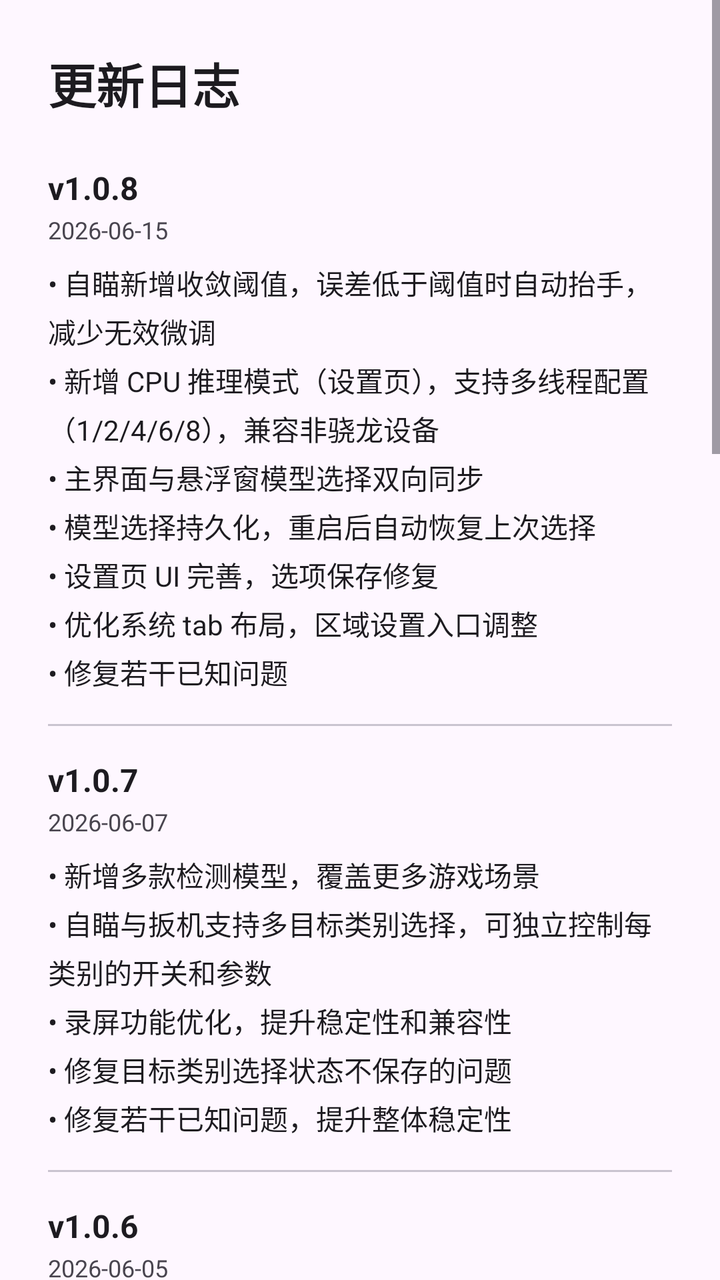
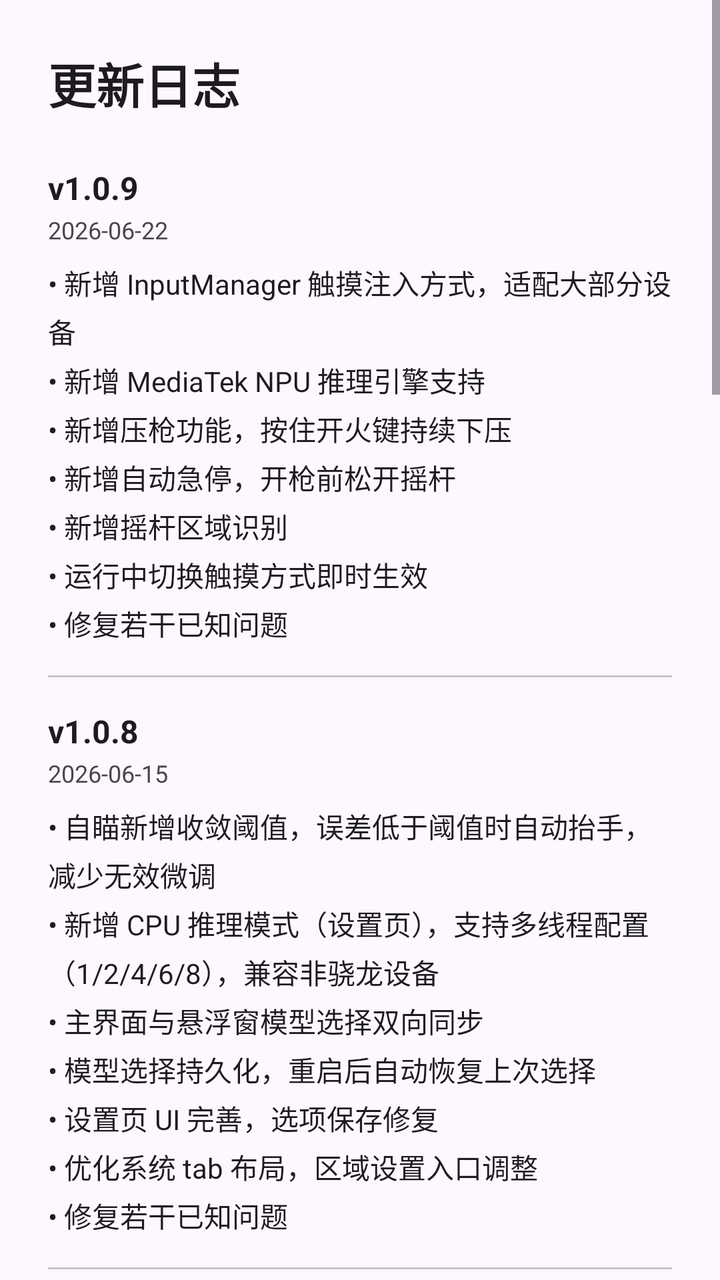

Compare the two renders of this Android layout. The source of the first and the diff that turns it into the second are given below.
<!-- AndroidManifest.xml: application theme Theme.Aimbot -->
<!-- res/layout/dialog_changelog.xml -->
<?xml version="1.0" encoding="utf-8"?>
<ScrollView xmlns:android="http://schemas.android.com/apk/res/android"
    android:layout_width="match_parent"
    android:layout_height="wrap_content">

<LinearLayout
    android:layout_width="match_parent"
    android:layout_height="wrap_content"
    android:orientation="vertical"
    android:paddingTop="24dp"
    android:paddingBottom="16dp"
    android:paddingStart="24dp"
    android:paddingEnd="24dp">

    <TextView
        android:layout_width="wrap_content"
        android:layout_height="wrap_content"
        android:text="更新日志"
        android:textSize="24sp"
        android:textColor="?attr/colorOnSurface"
        android:textStyle="bold" />

    <LinearLayout
        android:layout_width="match_parent"
        android:layout_height="wrap_content"
        android:orientation="vertical"
        android:layout_marginTop="24dp">

        
        <LinearLayout
            android:layout_width="match_parent"
            android:layout_height="wrap_content"
            android:orientation="vertical">

            <TextView
                android:layout_width="wrap_content"
                android:layout_height="wrap_content"
                android:text="v1.0.8"
                android:textSize="16sp"
                android:textColor="?attr/colorOnSurface"
                android:textStyle="bold" />

            <TextView
                android:layout_width="wrap_content"
                android:layout_height="wrap_content"
                android:text="2026-06-15"
                android:textSize="12sp"
                android:textColor="?attr/colorOnSurfaceVariant"
                android:layout_marginTop="2dp" />

            <TextView
                android:layout_width="wrap_content"
                android:layout_height="wrap_content"
                android:text="• 自瞄新增收敛阈值，误差低于阈值时自动抬手，减少无效微调\n• 新增 CPU 推理模式（设置页），支持多线程配置（1/2/4/6/8），兼容非骁龙设备\n• 主界面与悬浮窗模型选择双向同步\n• 模型选择持久化，重启后自动恢复上次选择\n• 设置页 UI 完善，选项保存修复\n• 优化系统 tab 布局，区域设置入口调整\n• 修复若干已知问题"
                android:textSize="14sp"
                android:textColor="?attr/colorOnSurface"
                android:layout_marginTop="8dp"
                android:lineSpacingExtra="4dp" />
        </LinearLayout>

        <View
            android:layout_width="match_parent"
            android:layout_height="1dp"
            android:background="?attr/colorOutlineVariant"
            android:layout_marginTop="16dp"
            android:layout_marginBottom="16dp" />

        
        <LinearLayout
            android:layout_width="match_parent"
            android:layout_height="wrap_content"
            android:orientation="vertical">

            <TextView
                android:layout_width="wrap_content"
                android:layout_height="wrap_content"
                android:text="v1.0.7"
                android:textSize="16sp"
                android:textColor="?attr/colorOnSurface"
                android:textStyle="bold" />

            <TextView
                android:layout_width="wrap_content"
                android:layout_height="wrap_content"
                android:text="2026-06-07"
                android:textSize="12sp"
                android:textColor="?attr/colorOnSurfaceVariant"
                android:layout_marginTop="2dp" />

            <TextView
                android:layout_width="wrap_content"
                android:layout_height="wrap_content"
                android:text="• 新增多款检测模型，覆盖更多游戏场景\n• 自瞄与扳机支持多目标类别选择，可独立控制每类别的开关和参数\n• 录屏功能优化，提升稳定性和兼容性\n• 修复目标类别选择状态不保存的问题\n• 修复若干已知问题，提升整体稳定性"
                android:textSize="14sp"
                android:textColor="?attr/colorOnSurface"
                android:layout_marginTop="8dp"
                android:lineSpacingExtra="4dp" />
        </LinearLayout>

        <View
            android:layout_width="match_parent"
            android:layout_height="1dp"
            android:background="?attr/colorOutlineVariant"
            android:layout_marginTop="16dp"
            android:layout_marginBottom="16dp" />

        
        <LinearLayout
            android:layout_width="match_parent"
            android:layout_height="wrap_content"
            android:orientation="vertical">

            <TextView
                android:layout_width="wrap_content"
                android:layout_height="wrap_content"
                android:text="v1.0.6"
                android:textSize="16sp"
                android:textColor="?attr/colorOnSurface"
                android:textStyle="bold" />

            <TextView
                android:layout_width="wrap_content"
                android:layout_height="wrap_content"
                android:text="2026-06-05"
                android:textSize="12sp"
                android:textColor="?attr/colorOnSurfaceVariant"
                android:layout_marginTop="2dp" />

            <TextView
                android:layout_width="wrap_content"
                android:layout_height="wrap_content"
                android:text="• 新增 Root 模式支持，有 su 授权时无需 Shizuku\n• 自动检测 Root 权限，优先使用 Root，无 Root 时回退 Shizuku\n• 主界面状态栏显示当前权限模式（Root模式/Shizuku）"
                android:textSize="14sp"
                android:textColor="?attr/colorOnSurface"
                android:layout_marginTop="8dp"
                android:lineSpacingExtra="4dp" />
        </LinearLayout>

        <View
            android:layout_width="match_parent"
            android:layout_height="1dp"
            android:background="?attr/colorOutlineVariant"
            android:layout_marginTop="16dp"
            android:layout_marginBottom="16dp" />

        
        <LinearLayout
            android:layout_width="match_parent"
            android:layout_height="wrap_content"
            android:orientation="vertical">

            <TextView
                android:layout_width="wrap_content"
                android:layout_height="wrap_content"
                android:text="v1.0.5"
                android:textSize="16sp"
                android:textColor="?attr/colorOnSurface"
                android:textStyle="bold" />

            <TextView
                android:layout_width="wrap_content"
                android:layout_height="wrap_content"
                android:text="2026-06-02"
                android:textSize="12sp"
                android:textColor="?attr/colorOnSurfaceVariant"
                android:layout_marginTop="2dp" />

            <TextView
                android:layout_width="wrap_content"
                android:layout_height="wrap_content"
                android:text="• 新增贝塞尔曲线自瞄模式，慢-快-慢平滑移动，模拟人手拖拽\n• 支持调节持续时间、曲线弯曲、随机幅度参数\n• 贝塞尔模式下实时预览移动路径曲线图\n• 修复贝塞尔自瞄方向错误和过冲问题\n• 删除重定阈值参数"
                android:textSize="14sp"
                android:textColor="?attr/colorOnSurface"
                android:layout_marginTop="8dp"
                android:lineSpacingExtra="4dp" />
        </LinearLayout>

        <View
            android:layout_width="match_parent"
            android:layout_height="1dp"
            android:background="?attr/colorOutlineVariant"
            android:layout_marginTop="16dp"
            android:layout_marginBottom="16dp" />

        
        <LinearLayout
            android:layout_width="match_parent"
            android:layout_height="wrap_content"
            android:orientation="vertical">

            <TextView
                android:layout_width="wrap_content"
                android:layout_height="wrap_content"
                android:text="v1.0.4"
                android:textSize="16sp"
                android:textColor="?attr/colorOnSurface"
                android:textStyle="bold" />

            <TextView
                android:layout_width="wrap_content"
                android:layout_height="wrap_content"
                android:text="2026-06-02"
                android:textSize="12sp"
                android:textColor="?attr/colorOnSurfaceVariant"
                android:layout_marginTop="2dp" />

            <TextView
                android:layout_width="wrap_content"
                android:layout_height="wrap_content"
                android:text="• 修复切换模型时推理未停止导致崩溃的问题\n• 修复若干已知问题，提升稳定性"
                android:textSize="14sp"
                android:textColor="?attr/colorOnSurface"
                android:layout_marginTop="8dp"
                android:lineSpacingExtra="4dp" />
        </LinearLayout>

        <View
            android:layout_width="match_parent"
            android:layout_height="1dp"
            android:background="?attr/colorOutlineVariant"
            android:layout_marginTop="16dp"
            android:layout_marginBottom="16dp" />

        
        <LinearLayout
            android:layout_width="match_parent"
            android:layout_height="wrap_content"
            android:orientation="vertical">

            <TextView
                android:layout_width="wrap_content"
                android:layout_height="wrap_content"
                android:text="v1.0.3"
                android:textSize="16sp"
                android:textColor="?attr/colorOnSurface"
                android:textStyle="bold" />

            <TextView
                android:layout_width="wrap_content"
                android:layout_height="wrap_content"
                android:text="2026-05-23"
                android:textSize="12sp"
                android:textColor="?attr/colorOnSurfaceVariant"
                android:layout_marginTop="2dp" />

            <TextView
                android:layout_width="wrap_content"
                android:layout_height="wrap_content"
                android:text="• 自瞄 Y 偏移改为比例偏移（按目标高度），支持打身体\n• 自瞄新增随机摆动，模拟人手微调\n• 自瞄新增预测强度，提前追踪移动目标\n• 扳机新增 Y 范围扩大参数，向下扩展触发区域\n• 修复模型选择关闭面板后不保持的 bug\n• 删除 X 偏移参数"
                android:textSize="14sp"
                android:textColor="?attr/colorOnSurface"
                android:layout_marginTop="8dp"
                android:lineSpacingExtra="4dp" />
        </LinearLayout>

        <View
            android:layout_width="match_parent"
            android:layout_height="1dp"
            android:background="?attr/colorOutlineVariant"
            android:layout_marginTop="16dp"
            android:layout_marginBottom="16dp" />

        
        <LinearLayout
            android:layout_width="match_parent"
            android:layout_height="wrap_content"
            android:orientation="vertical">

            <TextView
                android:layout_width="wrap_content"
                android:layout_height="wrap_content"
                android:text="v1.0.2"
                android:textSize="16sp"
                android:textColor="?attr/colorOnSurface"
                android:textStyle="bold" />

            <TextView
                android:layout_width="wrap_content"
                android:layout_height="wrap_content"
                android:text="2026-05-21"
                android:textSize="12sp"
                android:textColor="?attr/colorOnSurfaceVariant"
                android:layout_marginTop="2dp" />

            <TextView
                android:layout_width="wrap_content"
                android:layout_height="wrap_content"
                android:text="• 修复配置参数不生效的 bug\n• 区域设置改为按钮点击操作"
                android:textSize="14sp"
                android:textColor="?attr/colorOnSurface"
                android:layout_marginTop="8dp"
                android:lineSpacingExtra="4dp" />
        </LinearLayout>

        <View
            android:layout_width="match_parent"
            android:layout_height="1dp"
            android:background="?attr/colorOutlineVariant"
            android:layout_marginTop="16dp"
            android:layout_marginBottom="16dp" />

        
        <LinearLayout
            android:layout_width="match_parent"
            android:layout_height="wrap_content"
            android:orientation="vertical">

            <TextView
                android:layout_width="wrap_content"
                android:layout_height="wrap_content"
                android:text="v1.0.1"
                android:textSize="16sp"
                android:textColor="?attr/colorOnSurface"
                android:textStyle="bold" />

            <TextView
                android:layout_width="wrap_content"
                android:layout_height="wrap_content"
                android:text="2026-05-20"
                android:textSize="12sp"
                android:textColor="?attr/colorOnSurfaceVariant"
                android:layout_marginTop="2dp" />

            <TextView
                android:layout_width="wrap_content"
                android:layout_height="wrap_content"
                android:text="• UI 细节优化，体验更流畅\n• 修复若干已知问题"
                android:textSize="14sp"
                android:textColor="?attr/colorOnSurface"
                android:layout_marginTop="8dp"
                android:lineSpacingExtra="4dp" />
        </LinearLayout>

        <View
            android:layout_width="match_parent"
            android:layout_height="1dp"
            android:background="?attr/colorOutlineVariant"
            android:layout_marginTop="16dp"
            android:layout_marginBottom="16dp" />

        
        <LinearLayout
            android:layout_width="match_parent"
            android:layout_height="wrap_content"
            android:orientation="vertical">

            <TextView
                android:layout_width="wrap_content"
                android:layout_height="wrap_content"
                android:text="v1.0.0"
                android:textSize="16sp"
                android:textColor="?attr/colorOnSurface"
                android:textStyle="bold" />

            <TextView
                android:layout_width="wrap_content"
                android:layout_height="wrap_content"
                android:text="2026-05-18"
                android:textSize="12sp"
                android:textColor="?attr/colorOnSurfaceVariant"
                android:layout_marginTop="2dp" />

            <TextView
                android:layout_width="wrap_content"
                android:layout_height="wrap_content"
                android:text="• AI 目标检测，支持骁龙 QNN 硬件加速\n• 自瞄模式，智能追踪目标\n• 扳机模式，精准触发射击\n• 多精度模型可选"
                android:textSize="14sp"
                android:textColor="?attr/colorOnSurface"
                android:layout_marginTop="8dp"
                android:lineSpacingExtra="4dp" />
        </LinearLayout>

    </LinearLayout>

</LinearLayout>

</ScrollView>
<!-- resources referenced by this layout -->
<resources>
  <style name="Theme.Aimbot" parent="Base.Theme.Aimbot" />
  <style name="Base.Theme.Aimbot" parent="Theme.Material3.DayNight.NoActionBar">
          
          
      </style>
</resources>

<!-- the commit's change to res/layout/dialog_changelog.xml (unified diff, before → after) -->
@@ -35,6 +35,45 @@
             <TextView
                 android:layout_width="wrap_content"
                 android:layout_height="wrap_content"
+                android:text="v1.0.9"
+                android:textSize="16sp"
+                android:textColor="?attr/colorOnSurface"
+                android:textStyle="bold" />
+
+            <TextView
+                android:layout_width="wrap_content"
+                android:layout_height="wrap_content"
+                android:text="2026-06-22"
+                android:textSize="12sp"
+                android:textColor="?attr/colorOnSurfaceVariant"
+                android:layout_marginTop="2dp" />
+
+            <TextView
+                android:layout_width="wrap_content"
+                android:layout_height="wrap_content"
+                android:text="• 新增 InputManager 触摸注入方式，适配大部分设备\n• 新增 MediaTek NPU 推理引擎支持\n• 新增压枪功能，按住开火键持续下压\n• 新增自动急停，开枪前松开摇杆\n• 新增摇杆区域识别\n• 运行中切换触摸方式即时生效\n• 修复若干已知问题"
+                android:textSize="14sp"
+                android:textColor="?attr/colorOnSurface"
+                android:layout_marginTop="8dp"
+                android:lineSpacingExtra="4dp" />
+        </LinearLayout>
+
+        <View
+            android:layout_width="match_parent"
+            android:layout_height="1dp"
+            android:background="?attr/colorOutlineVariant"
+            android:layout_marginTop="16dp"
+            android:layout_marginBottom="16dp" />
+
+        
+        <LinearLayout
+            android:layout_width="match_parent"
+            android:layout_height="wrap_content"
+            android:orientation="vertical">
+
+            <TextView
+                android:layout_width="wrap_content"
+                android:layout_height="wrap_content"
                 android:text="v1.0.8"
                 android:textSize="16sp"
                 android:textColor="?attr/colorOnSurface"
